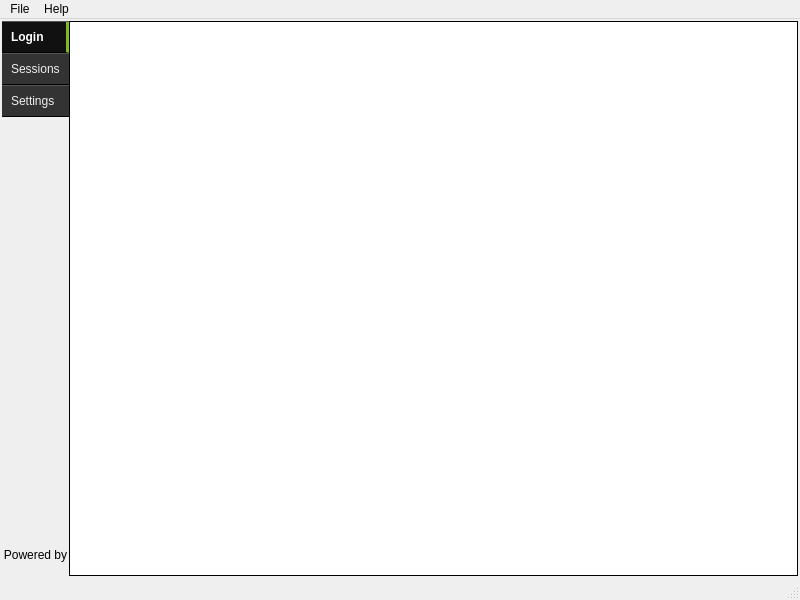
Qt form src/ui/mainwindow.ui (thm-projects/arsnova-overlay) before a commit.
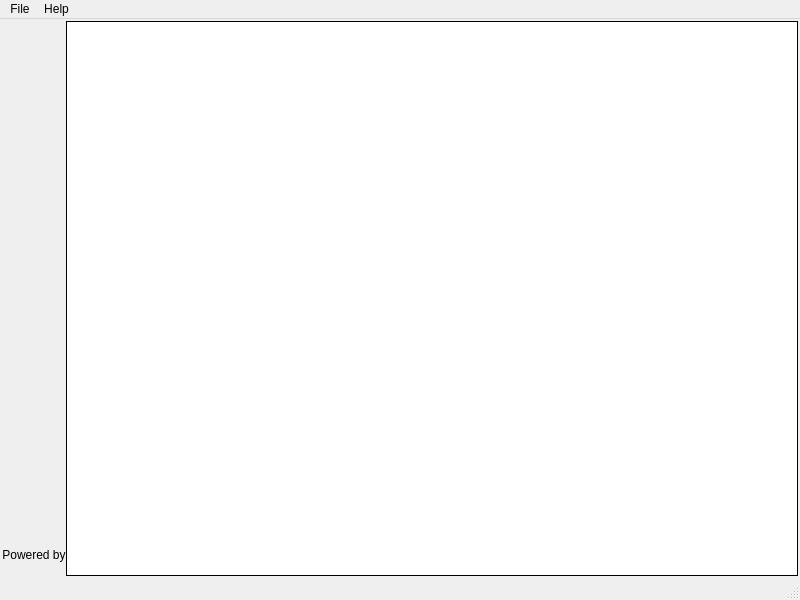
The same form after that commit. Icons and pictures are not drawn.

Commit message: Add stacked widgets to be activated on menu button click

Diff of the .ui file:
```diff
--- a/src/ui/mainwindow.ui
+++ b/src/ui/mainwindow.ui
@@ -70,37 +70,7 @@
           <number>0</number>
          </property>
          <item>
-          <widget class="QPushButton" name="loginButton">
-           <property name="text">
-            <string>Login</string>
-           </property>
-           <property name="checkable">
-            <bool>true</bool>
-           </property>
-           <property name="checked">
-            <bool>true</bool>
-           </property>
-          </widget>
-         </item>
-         <item>
-          <widget class="QPushButton" name="sessionsButton">
-           <property name="text">
-            <string>Sessions</string>
-           </property>
-           <property name="checkable">
-            <bool>true</bool>
-           </property>
-          </widget>
-         </item>
-         <item>
-          <widget class="QPushButton" name="settingsButton">
-           <property name="text">
-            <string>Settings</string>
-           </property>
-           <property name="checkable">
-            <bool>true</bool>
-           </property>
-          </widget>
+          <layout class="QVBoxLayout" name="buttonVerticalLayout"/>
          </item>
          <item>
           <spacer name="verticalSpacer">
@@ -145,7 +115,7 @@
        </widget>
       </item>
       <item>
-       <widget class="QWidget" name="widget" native="true">
+       <widget class="QStackedWidget" name="stackedWidget">
         <property name="sizePolicy">
          <sizepolicy hsizetype="MinimumExpanding" vsizetype="MinimumExpanding">
           <horstretch>0</horstretch>
```
The commit also changes 2 other files.
